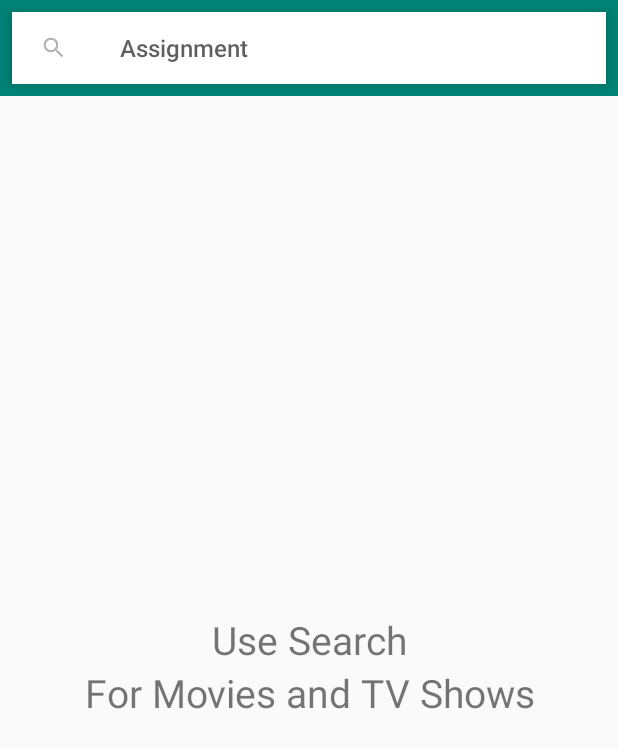
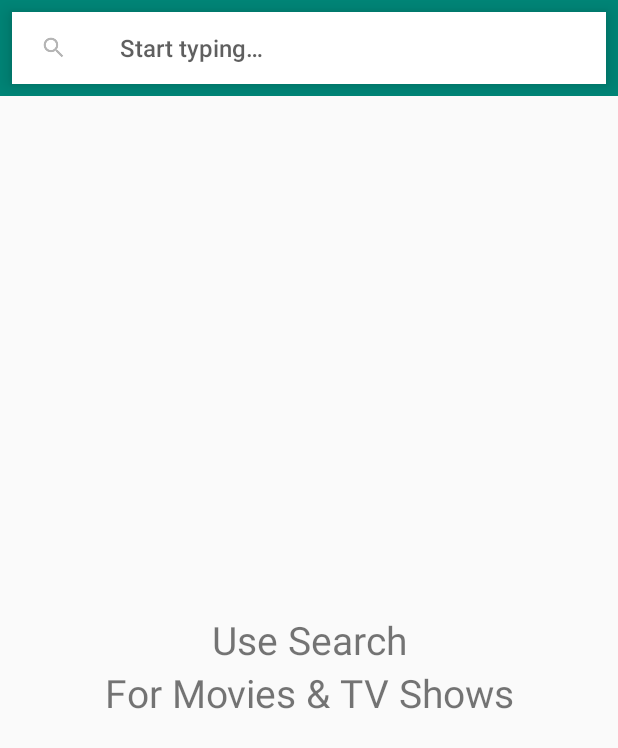
Before and after one commit to codeteo/AssignmentAthl, an Android app: the screen it shows after launch (MainActivity), on a phone screen of 412 x 824 dp. Shown: the top 748 px of the screen. Run offline under Robolectric (Android 15) with nearby library versions, the light colour scheme and no system bars; our stand-ins replace Dagger/Hilt's generated code, Shimmer, Timber.

Commit message:
chore: Minor changes

```diff
--- a/app/src/main/res/layout/activity_main.xml
+++ b/app/src/main/res/layout/activity_main.xml
@@ -13,6 +13,7 @@
 
         <com.assignment.teo.features.main.views.SimpleToolbar
             android:id="@+id/main_toolbar"
+            app:title="@string/main_toolbar_search_text"
             app:titleTextAppearance="@style/Toolbar.TitleText"
             android:layout_width="match_parent"
             android:layout_height="match_parent"
@@ -35,16 +36,16 @@
             android:layout_height="match_parent">
 
             <TextView
-                android:text="Use Search"
+                android:text="@string/main_title_text_1"
                 android:gravity="center"
-                android:textSize="26sp"
+                android:textSize="@dimen/main_title_textsize"
                 android:layout_width="match_parent"
                 android:layout_height="wrap_content" />
 
             <TextView
-                android:text="For Movies and TV Shows"
+                android:text="@string/main_title_text_2"
                 android:gravity="center"
-                android:textSize="26sp"
+                android:textSize="@dimen/main_title_textsize"
                 android:layout_width="match_parent"
                 android:layout_height="wrap_content" />
 
--- a/app/src/main/res/values/dimens.xml
+++ b/app/src/main/res/values/dimens.xml
@@ -10,4 +10,7 @@
     <!-- Details Screen -->
     <dimen name="detail_overview_textsize">16sp</dimen>
 
+    <!-- Main Screen -->
+    <dimen name="main_title_textsize">26sp</dimen>
+
 </resources>
--- a/app/src/main/res/values/strings.xml
+++ b/app/src/main/res/values/strings.xml
@@ -4,4 +4,8 @@
 
     <string name="details_overview_title">Overview</string>
     <string name="details_genre_title">Genre</string>
+
+    <string name="main_toolbar_search_text">Start typing…</string>
+    <string name="main_title_text_1">Use Search</string>
+    <string name="main_title_text_2">For Movies &amp; TV Shows</string>
 </resources>
```
Also changed, not shown: 1 other file.
